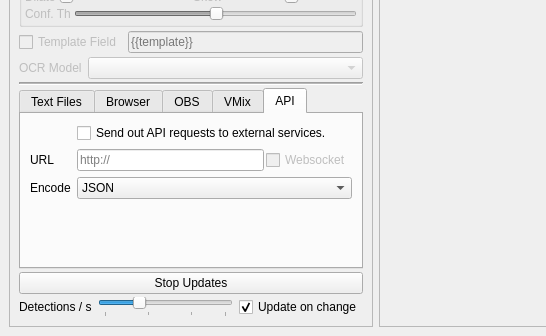
First picture: the form in mainwindow.ui, repository locaal-ai/scoresight, before the edit; both pictures show x 0 to 546 and y 389 to 725 of the 987 by 725 pixel window.
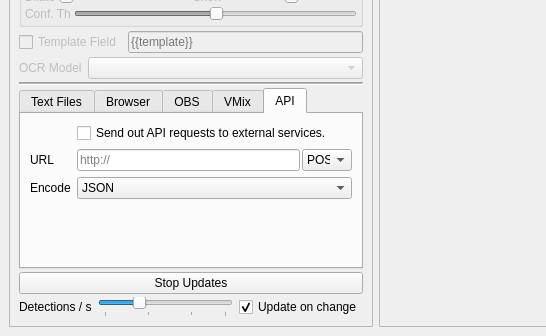
Second picture: the form after the edit. The open tabs and pages were chosen to show the change.

Commit message: Refactor: Add support for different HTTP methods in update_out_api

```diff
--- a/mainwindow.ui
+++ b/mainwindow.ui
@@ -1511,16 +1511,28 @@
                </widget>
               </item>
               <item>
-               <widget class="QCheckBox" name="checkBox_is_websocket">
-                <property name="enabled">
-                 <bool>false</bool>
+               <widget class="QComboBox" name="comboBox_outApiMethod">
+                <property name="maximumSize">
+                 <size>
+                  <width>50</width>
+                  <height>16777215</height>
+                 </size>
                 </property>
-                <property name="toolTip">
-                 <string>Not implemented yet.</string>
-                </property>
-                <property name="text">
-                 <string>Websocket</string>
-                </property>
+                <item>
+                 <property name="text">
+                  <string>POST</string>
+                 </property>
+                </item>
+                <item>
+                 <property name="text">
+                  <string>PUT</string>
+                 </property>
+                </item>
+                <item>
+                 <property name="text">
+                  <string>GET</string>
+                 </property>
+                </item>
                </widget>
               </item>
              </layout>
```
The commit also changes 3 other files.
